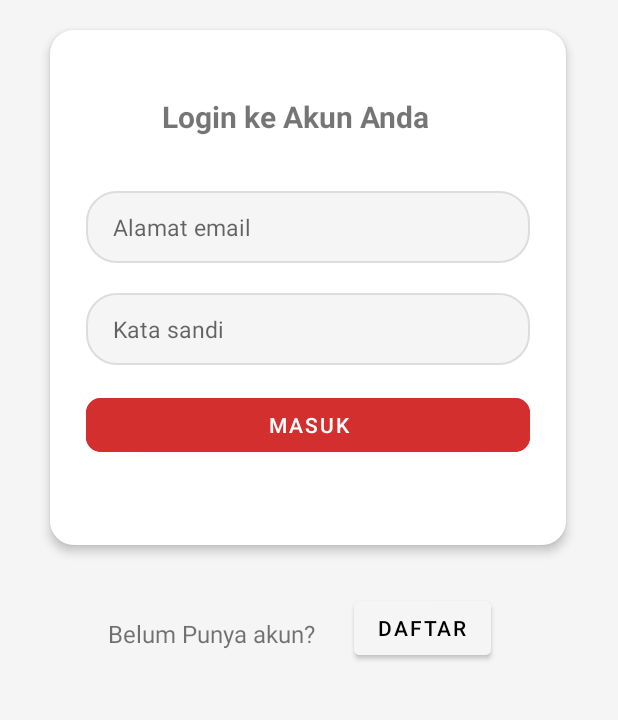
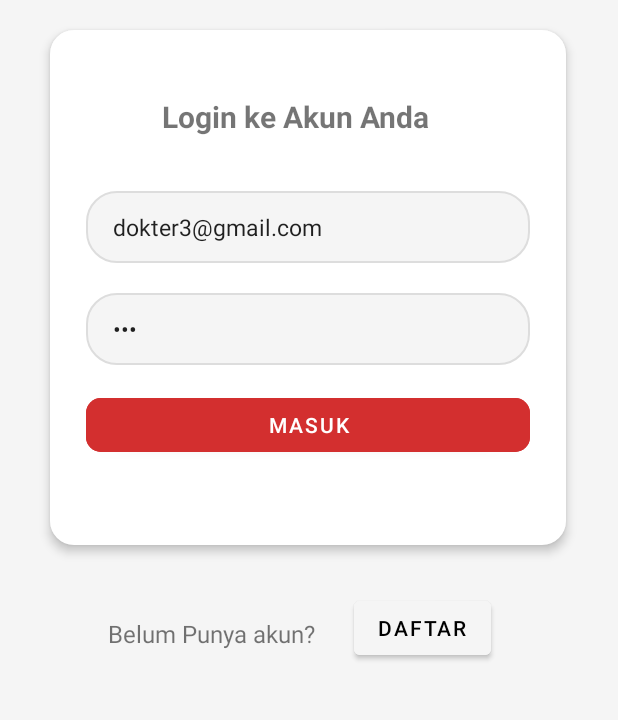
Before and after one commit to jessicas16/BangkitKneeCheck, an Android app: the screen it shows after launch (LoginActivity), on a phone screen of 412 x 824 dp, the part 495-1215 px from its top. Run offline under Robolectric (Android 15) with nearby library versions, the phone set to English and light mode, and no system bars.

```diff
--- a/app/src/main/java/com/example/kneecheck/LoginActivity.kt
+++ b/app/src/main/java/com/example/kneecheck/LoginActivity.kt
@@ -66,7 +66,8 @@ class LoginActivity : AppCompatActivity() {
 //                            startActivity(intent)
                         } else {
                             val intent = Intent(this@LoginActivity, DokterActivity::class.java)
-//                            intent.putExtra("nama", res?.name)
+                            intent.putExtra("id", res?.id)
+                            intent.putExtra("name", res?.name)
                             intent.putExtra("token", "Bearer " + res?.token)
                             startActivity(intent)
 //                            finish()
--- a/app/src/main/java/com/example/kneecheck/config/ApiService.kt
+++ b/app/src/main/java/com/example/kneecheck/config/ApiService.kt
@@ -2,6 +2,7 @@ package com.example.kneecheck.config
 
 import com.example.kneecheck.entity.BasicDRO
 import com.example.kneecheck.entity.LoginDRO
+import com.example.kneecheck.entity.dashboardDokter
 import com.example.kneecheck.entity.dashboardDokterData
 import com.example.kneecheck.entity.loginDTO
 import com.example.kneecheck.entity.registerDokterDTO
@@ -34,8 +35,10 @@ interface ApiService {
     @GET("dashboard")
     suspend fun getDashboard(
         @Header("Authorization") token: String
-    ): dashboardDokterData
+    ): dashboardDokter
 
     @GET("landing-page")
-    suspend fun getLandingPage(): LandingPageResponse
+    suspend fun getLandingPage(
+        @Header("Authorization") token: String
+    ): LandingPageResponse
 }
--- a/app/src/main/java/com/example/kneecheck/config/DefaultRepo.kt
+++ b/app/src/main/java/com/example/kneecheck/config/DefaultRepo.kt
@@ -33,7 +33,7 @@ class DefaultRepo (
         return dataSourceRemote.getDashboard(token)
     }
 
-    suspend fun fetchLandingPage(): LandingPageResponse {
-        return dataSourceRemote.getLandingPage()
+    suspend fun fetchLandingPage(token: String): LandingPageResponse {
+        return dataSourceRemote.getLandingPage(token)
     }
 }
--- a/app/src/main/java/com/example/kneecheck/pasien/LandingPageActivity.kt
+++ b/app/src/main/java/com/example/kneecheck/pasien/LandingPageActivity.kt
@@ -44,7 +44,7 @@ class LandingPageActivity : AppCompatActivity() {
         lifecycleScope.launch {
             try {
                 // Fetch data dari API
-                val data = repository.fetchLandingPage()
+                val data = repository.fetchLandingPage("sad")
 
                 // Update UI dengan data dari API
                 usiaTextView.text = "Usia: ${data.age.average} (${data.age.total_kasus})"
--- a/app/src/main/res/layout/activity_login.xml
+++ b/app/src/main/res/layout/activity_login.xml
@@ -93,6 +93,7 @@
             android:layout_marginBottom="20dp"
             android:background="@drawable/rounded_input"
             android:hint="Alamat email"
+            android:text="dokter3@gmail.com"
             android:inputType="textEmailAddress"
             android:paddingStart="18dp"
             android:textSize="15sp" />
@@ -104,6 +105,7 @@
             android:layout_marginBottom="16dp"
             android:background="@drawable/rounded_input"
             android:hint="Kata sandi"
+            android:text="123"
             android:inputType="textPassword"
             android:paddingStart="18dp"
             android:textSize="15sp" />
--- a/app/src/main/res/layout/fragment_profile.xml
+++ b/app/src/main/res/layout/fragment_profile.xml
@@ -134,6 +134,7 @@
         app:layout_constraintTop_toBottomOf="@+id/editText9" />
 
     <ImageButton
+        android:id="@+id/imgButtonLogoutDokter"
         android:layout_width="wrap_content"
         android:layout_height="wrap_content"
         android:layout_centerHorizontal="true"
```
Also changed, not shown: app/src/main/java/com/example/kneecheck/dokter/DashboardFragment.kt (+12 -3 lines), app/src/main/java/com/example/kneecheck/dokter/ProfileFragment.kt (+8 -0 lines).
